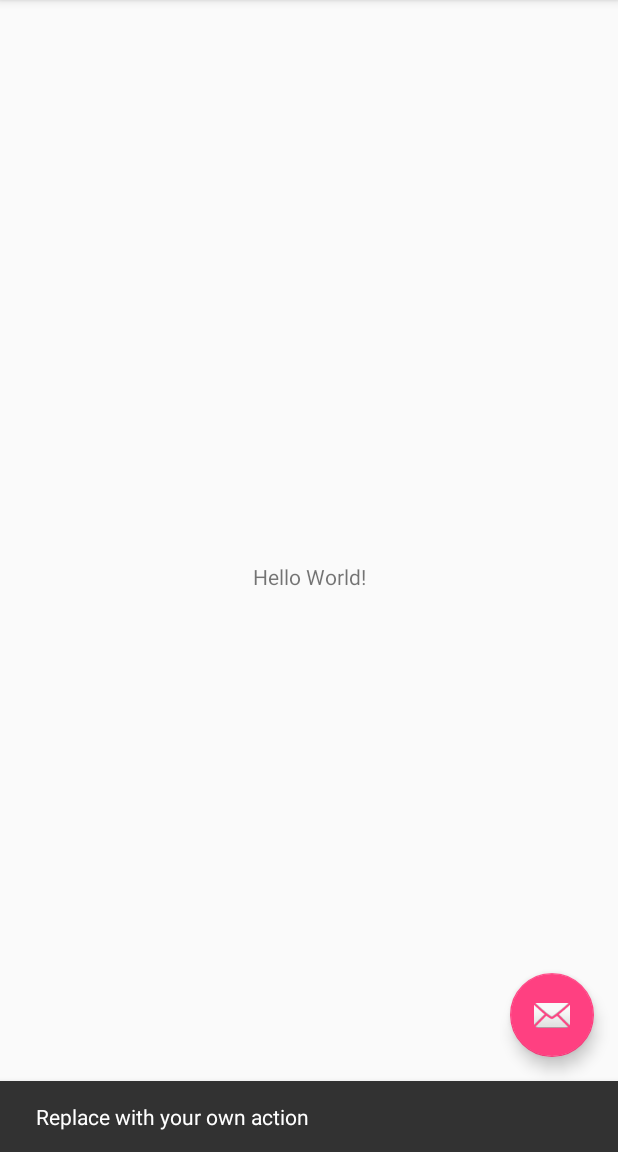
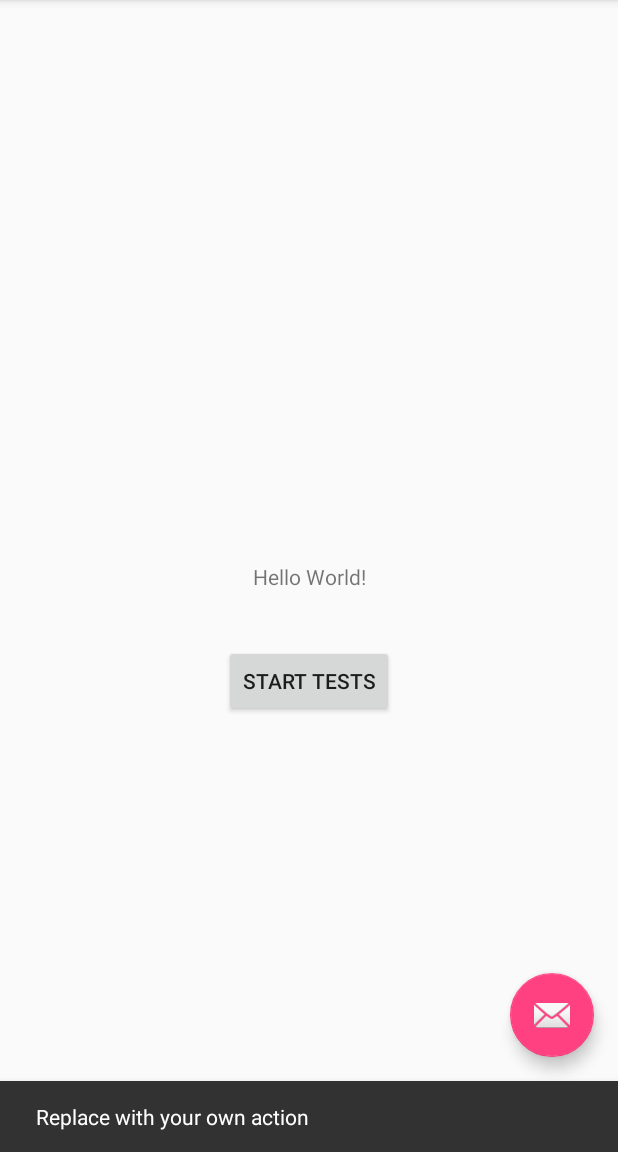
Before and after one commit to erict4ng/StrokeVictimDrivingTest, an Android app: the screen it shows after launch (StartMenu), after a tap on an icon or button, on a phone screen of 412 x 824 dp, the part 84-1236 px from its top. Run offline under Robolectric (Android 15) with nearby library versions, the phone set to English and light mode, and no system bars.

Commit message:
added button listener

```diff
--- a/app/src/main/java/com/example/eric/strokevictimdrivingtest/StartMenu.java
+++ b/app/src/main/java/com/example/eric/strokevictimdrivingtest/StartMenu.java
@@ -8,6 +8,8 @@ import android.support.v7.widget.Toolbar;
 import android.view.View;
 import android.view.Menu;
 import android.view.MenuItem;
+import android.widget.Button;
+import android.content.Intent;
 
 public class StartMenu extends AppCompatActivity {
 
@@ -16,6 +18,7 @@ public class StartMenu extends AppCompatActivity {
         super.onCreate(savedInstanceState);
         setContentView(R.layout.activity_start_menu);
         Toolbar toolbar = (Toolbar) findViewById(R.id.toolbar);
+        Button start_button = (Button) findViewById(R.id.btnStarttest);
         setSupportActionBar(toolbar);
 
         FloatingActionButton fab = (FloatingActionButton) findViewById(R.id.fab);
@@ -24,6 +27,14 @@ public class StartMenu extends AppCompatActivity {
             public void onClick(View view) {
                 Snackbar.make(view, "Replace with your own action", Snackbar.LENGTH_LONG)
                         .setAction("Action", null).show();
+            }
+        });
+
+        start_button.setOnClickListener(new View.OnClickListener() {
+            @Override
+            public void onClick(View v) {
+//                Intent myIntent = new Intent(StartMenu.this, );
+//                startActivity(myIntent);
             }
         });
     }
@@ -49,4 +60,6 @@ public class StartMenu extends AppCompatActivity {
 
         return super.onOptionsItemSelected(item);
     }
+
+
 }
--- a/app/src/main/res/layout/content_start_menu.xml
+++ b/app/src/main/res/layout/content_start_menu.xml
@@ -9,6 +9,7 @@
     tools:showIn="@layout/activity_start_menu">
 
     <TextView
+        android:id="@+id/textView"
         android:layout_width="wrap_content"
         android:layout_height="wrap_content"
         android:text="Hello World!"
@@ -17,4 +18,19 @@
         app:layout_constraintRight_toRightOf="parent"
         app:layout_constraintTop_toTopOf="parent" />
 
+    <Button
+        android:id="@+id/btnStarttest"
+        android:layout_width="wrap_content"
+        android:layout_height="wrap_content"
+        android:layout_marginBottom="8dp"
+        android:layout_marginEnd="8dp"
+        android:layout_marginStart="8dp"
+        android:layout_marginTop="8dp"
+        android:text="@string/start_button"
+        app:layout_constraintBottom_toBottomOf="parent"
+        app:layout_constraintEnd_toEndOf="parent"
+        app:layout_constraintStart_toStartOf="parent"
+        app:layout_constraintTop_toBottomOf="@+id/textView"
+        app:layout_constraintVertical_bias="0.09" />
+
 </android.support.constraint.ConstraintLayout>
--- a/app/src/main/res/values/strings.xml
+++ b/app/src/main/res/values/strings.xml
@@ -1,4 +1,5 @@
 <resources>
     <string name="app_name">Stroke Victim Driving Test</string>
     <string name="action_settings">Settings</string>
+    <string name="start_button">Start Tests</string>
 </resources>
```
